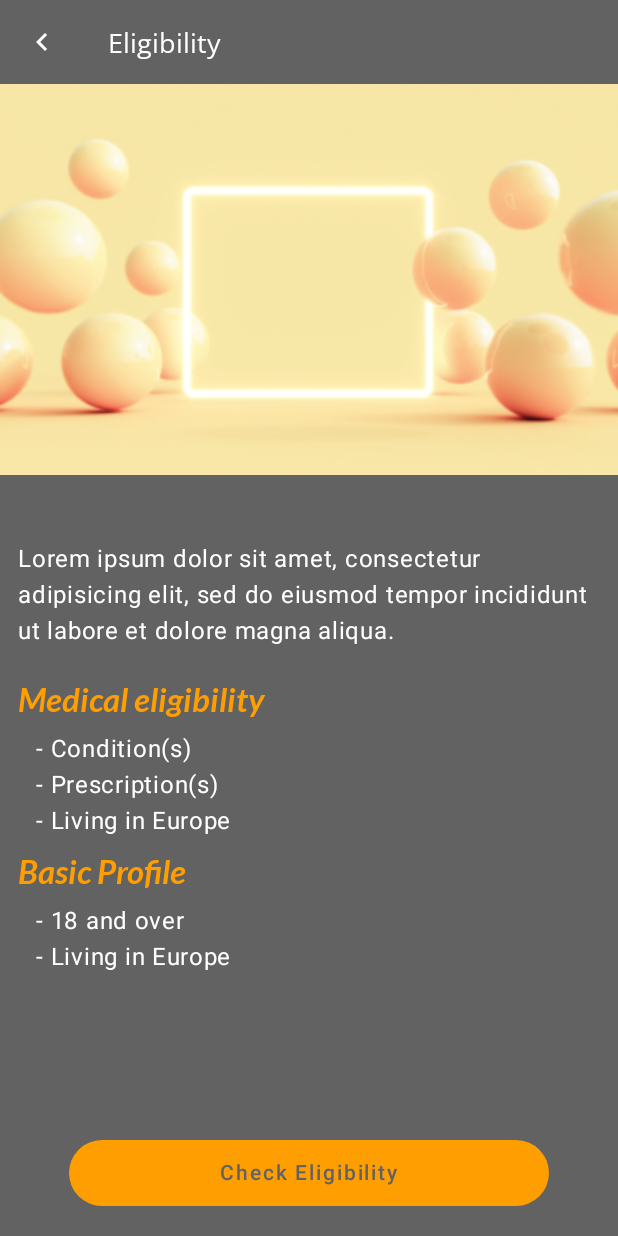
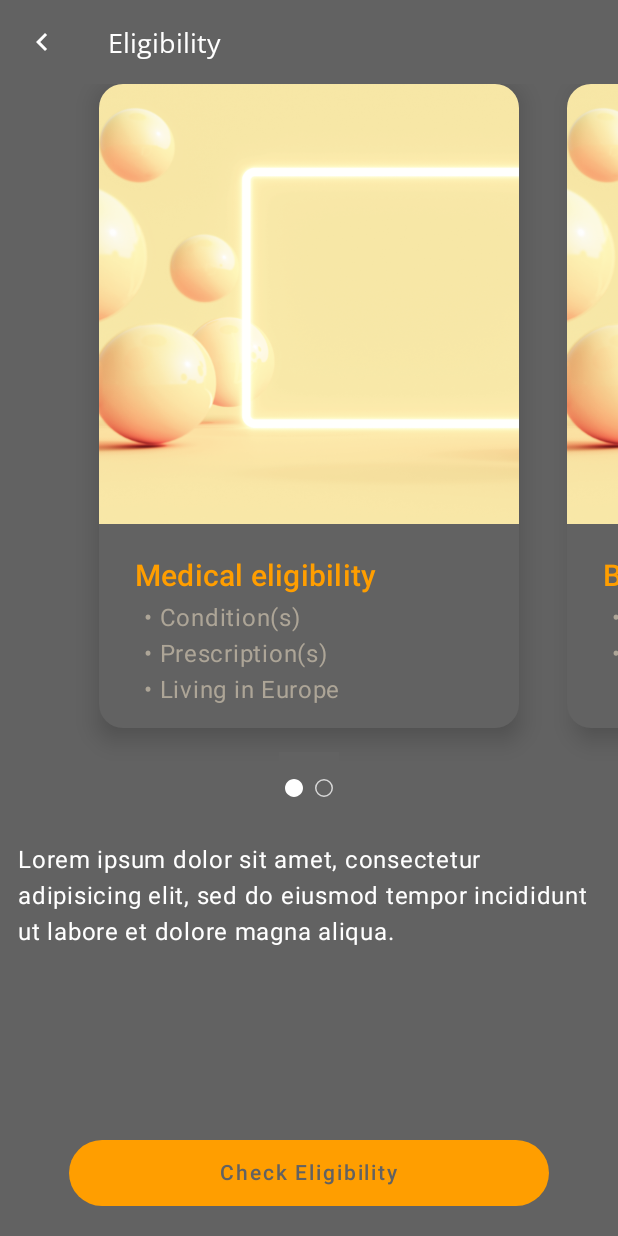
Before and after one commit to jjyun-do/app-sdk, an Android app built with Jetpack Compose: the screen it shows after launch (MainActivity), on a phone screen of 412 x 824 dp. Run offline under Robolectric (Android 15) with nearby library versions, the phone set to English and light mode, and no system bars; our stand-ins replace Dagger/Hilt's generated code, accompanist.

Commit message:
Create ViewType class on Eligibility class. ViewType has 'Card' and 'Paragraph' types. It decides the view type ofeligibility sections (#46)

```diff
--- a/samples/researchsample/src/main/java/com/samsung/healthcare/research/sample/OnboardingModule.kt
+++ b/samples/researchsample/src/main/java/com/samsung/healthcare/research/sample/OnboardingModule.kt
@@ -49,6 +49,7 @@ object OnboardingModule {
         )
 
     private fun eligibility(@ApplicationContext context: Context) = Eligibility(
+        viewType = Eligibility.ViewType.Card,
         description = context.getString(R.string.lorem_ipsum_short),
         sections = eligibilitySections(),
         drawableId = R.drawable.sample_image1,
--- a/sdk/src/main/java/com/samsung/healthcare/research/eligibility/Eligibility.kt
+++ b/sdk/src/main/java/com/samsung/healthcare/research/eligibility/Eligibility.kt
@@ -3,6 +3,7 @@ package com.samsung.healthcare.research.eligibility
 import com.samsung.healthcare.research.survey.Question
 
 class Eligibility(
+    val viewType: ViewType = ViewType.Paragraph,
     val title: String = "Eligibility",
     val description: String = "",
     val sections: List<EligibilitySection>,
@@ -16,4 +17,9 @@ class Eligibility(
 
     fun eligibilityResultMessage(): EligibilityResultMessage =
         eligibilityChecker.eligibilityResultMessage()
+
+    enum class ViewType() {
+        Card,
+        Paragraph,
+    }
 }
--- a/sdk/src/main/java/com/samsung/healthcare/research/eligibility/EligibilitySection.kt
+++ b/sdk/src/main/java/com/samsung/healthcare/research/eligibility/EligibilitySection.kt
@@ -2,5 +2,5 @@ package com.samsung.healthcare.research.eligibility
 
 data class EligibilitySection(
     val sectionTitle: String,
-    val constraints: List<String>
+    val constraints: List<String>,
 )
--- a/sdk/src/main/java/com/samsung/healthcare/research/model/eligibility/EligibilityOverviewContent.kt
+++ /dev/null
@@ -1,6 +0,0 @@
-package com.samsung.healthcare.research.model.eligibility
-
-data class EligibilityOverviewContent(
-    val title: String,
-    val subTitles: List<String>,
-)
--- a/sdk/src/main/java/com/samsung/healthcare/research/view/eligibility/EligibilityScreen.kt
+++ b/sdk/src/main/java/com/samsung/healthcare/research/view/eligibility/EligibilityScreen.kt
@@ -96,6 +96,8 @@ private fun EligibilityOverviewScreen(
                 .fillMaxSize()
                 .verticalScroll(scrollSate)
         ) {
+            when (eligibility.viewType) {
+                Eligibility.ViewType.Paragraph -> {
                     eligibility.drawableId?.let { drawableId ->
                         Image(
                             painter = painterResource(drawableId),
@@ -116,6 +118,25 @@ private fun EligibilityOverviewScreen(
                         Spacer(modifier = Modifier.height(12.dp))
                         EligibilitySectionForm(eligibility)
                     }
+                }
+                Eligibility.ViewType.Card -> {
+                    EligibilityOverviewTab(
+                        modifier = Modifier,
+                        sections = eligibility.sections,
+                    )
+
+                    Column(
+                        modifier = Modifier.padding(12.dp)
+                    ) {
+                        Text(
+                            eligibility.description,
+                            color = AppTheme.colors.textPrimary
+                        )
+                        Spacer(modifier = Modifier.height(12.dp))
+                    }
+                }
+            }
+
             Box(
                 modifier = Modifier
                     .weight(1f)
```
Also changed, not shown: sdk/src/main/java/com/samsung/healthcare/research/view/eligibility/EligibilityCard.kt (+28 -20 lines). Lines whose indentation alone changed are shown as unchanged.
